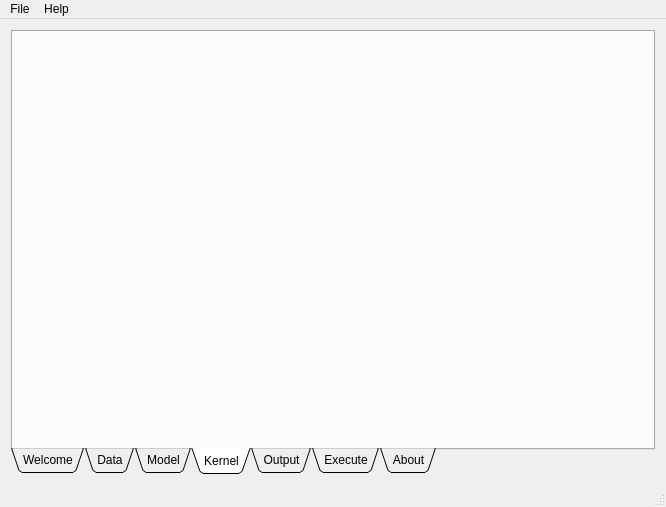
Above: Qt/mainwindow.ui from Anders1232/GWR_BR before the change. Below: the same form after it.
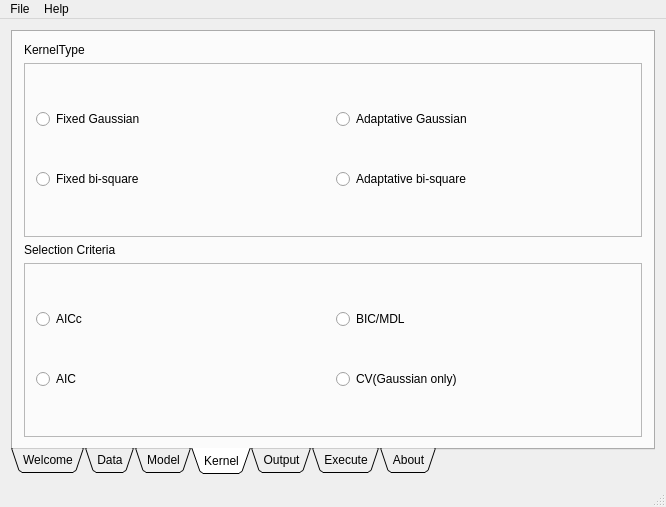
That is the form after the change. The open tabs and pages were chosen to show the change. Icons and pictures are not drawn.

Commit message: Iniciando a tela de kernel

What changed in the file:
```diff
--- a/Qt/mainwindow.ui
+++ b/Qt/mainwindow.ui
@@ -754,6 +754,102 @@
        <attribute name="title">
         <string>Kernel</string>
        </attribute>
+       <layout class="QVBoxLayout" name="verticalLayout_14" stretch="0,1,0,1">
+        <item>
+         <widget class="QLabel" name="label_13">
+          <property name="text">
+           <string>KernelType</string>
+          </property>
+         </widget>
+        </item>
+        <item>
+         <widget class="QFrame" name="frame_2">
+          <property name="frameShape">
+           <enum>QFrame::StyledPanel</enum>
+          </property>
+          <property name="frameShadow">
+           <enum>QFrame::Raised</enum>
+          </property>
+          <layout class="QGridLayout" name="gridLayout">
+           <item row="1" column="0">
+            <widget class="QRadioButton" name="radioButton_2">
+             <property name="text">
+              <string>Fixed bi-square</string>
+             </property>
+            </widget>
+           </item>
+           <item row="0" column="0">
+            <widget class="QRadioButton" name="radioButton">
+             <property name="text">
+              <string>Fixed Gaussian</string>
+             </property>
+            </widget>
+           </item>
+           <item row="0" column="1">
+            <widget class="QRadioButton" name="radioButton_3">
+             <property name="text">
+              <string>Adaptative Gaussian</string>
+             </property>
+            </widget>
+           </item>
+           <item row="1" column="1">
+            <widget class="QRadioButton" name="radioButton_4">
+             <property name="text">
+              <string>Adaptative bi-square</string>
+             </property>
+            </widget>
+           </item>
+          </layout>
+         </widget>
+        </item>
+        <item>
+         <widget class="QLabel" name="label_14">
+          <property name="text">
+           <string>Selection Criteria</string>
+          </property>
+         </widget>
+        </item>
+        <item>
+         <widget class="QFrame" name="frame_9">
+          <property name="frameShape">
+           <enum>QFrame::StyledPanel</enum>
+          </property>
+          <property name="frameShadow">
+           <enum>QFrame::Raised</enum>
+          </property>
+          <layout class="QGridLayout" name="gridLayout_2">
+           <item row="0" column="0">
+            <widget class="QRadioButton" name="radioButton_5">
+             <property name="text">
+              <string>AICc</string>
+             </property>
+            </widget>
+           </item>
+           <item row="0" column="1">
+            <widget class="QRadioButton" name="radioButton_6">
+             <property name="text">
+              <string>BIC/MDL</string>
+             </property>
+            </widget>
+           </item>
+           <item row="1" column="0">
+            <widget class="QRadioButton" name="radioButton_7">
+             <property name="text">
+              <string>AIC</string>
+             </property>
+            </widget>
+           </item>
+           <item row="1" column="1">
+            <widget class="QRadioButton" name="radioButton_8">
+             <property name="text">
+              <string>CV(Gaussian only)</string>
+             </property>
+            </widget>
+           </item>
+          </layout>
+         </widget>
+        </item>
+       </layout>
       </widget>
       <widget class="QWidget" name="Output">
        <attribute name="title">
```
